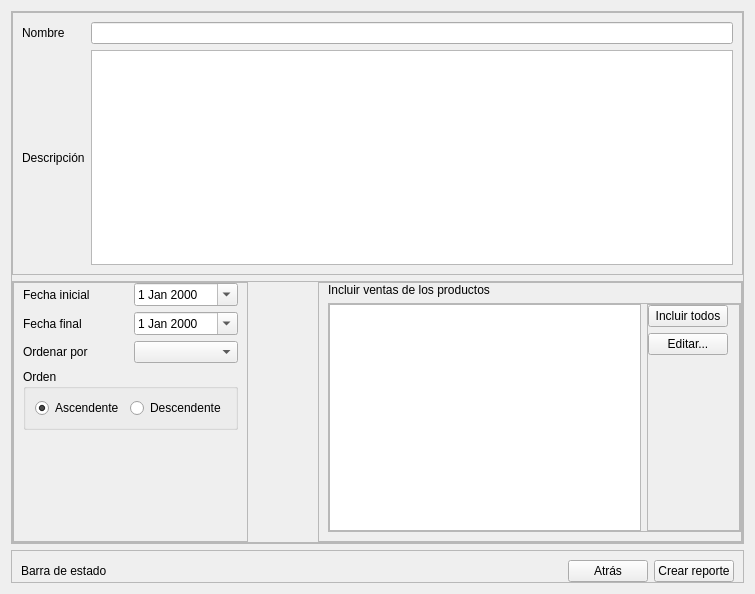
Old version of the form view/ui/custom_sale_report.ui in the repository R0land013/blue-pos.
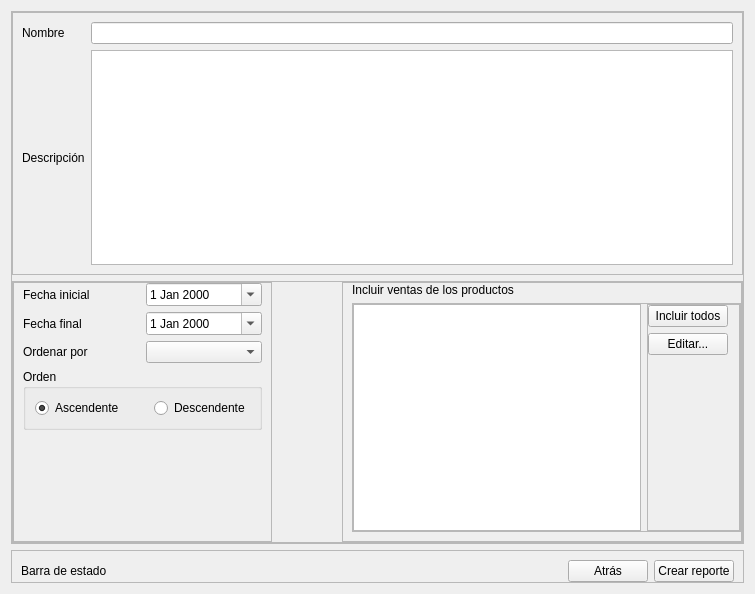
New version of the form.

What changed in the file:
```diff
--- a/view/ui/custom_sale_report.ui
+++ b/view/ui/custom_sale_report.ui
@@ -135,6 +135,9 @@
                <bool>false</bool>
               </property>
               <layout class="QHBoxLayout" name="horizontalLayout_2">
+               <property name="spacing">
+                <number>30</number>
+               </property>
                <item>
                 <widget class="QRadioButton" name="ascending_radio_button">
                  <property name="text">
```
